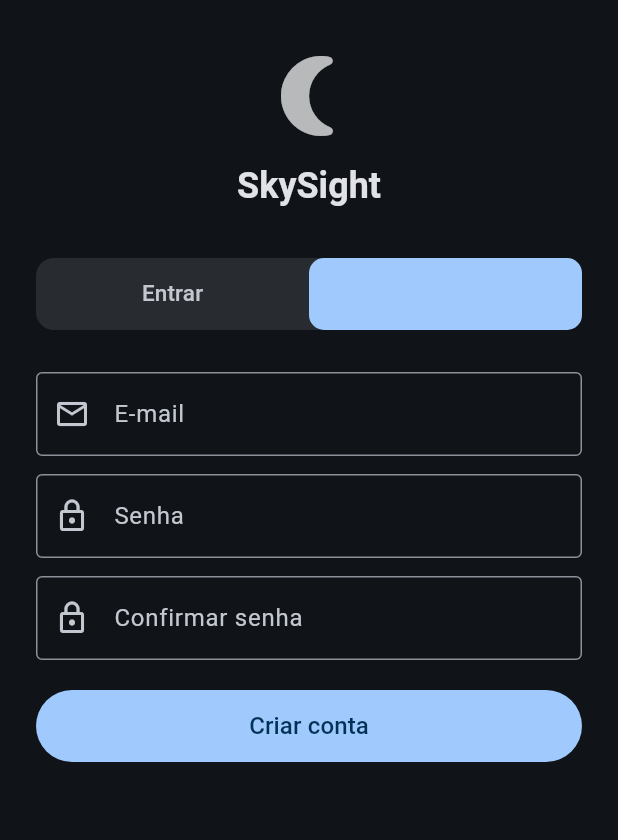
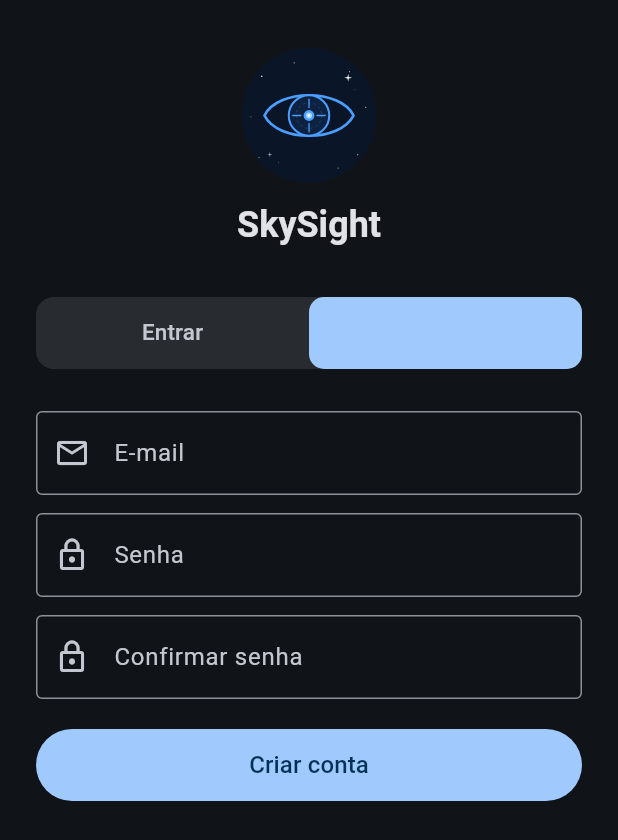
Before and after one commit to pietrabatista/ponderada-flutter-mobile, a Flutter app: the screen it shows after launch, on a phone screen of 412 x 824 dp. Shown: the top 840 px of the screen. Run offline on Flutter 3.47's test engine with Material 3 defaults, Android fonts, the phone set to English and light mode, and no system bars; our stand-ins replace flutter_local_notifications, flutter_svg, geolocator, image_picker, share_plus, shared_preferences and 2 more; accounts and stored records are empty.

Commit message:
feat: logo SVG do SkySight na tela de login

```diff
--- a/lib/screens/auth_screen.dart
+++ b/lib/screens/auth_screen.dart
@@ -1,4 +1,5 @@
 import 'package:flutter/material.dart';
+import 'package:flutter_svg/flutter_svg.dart';
 import 'package:supabase_flutter/supabase_flutter.dart';
 import 'main_screen.dart';
 
@@ -34,7 +35,7 @@ class _AuthScreenState extends State<AuthScreen>
           padding: const EdgeInsets.symmetric(horizontal: 24, vertical: 32),
           child: Column(
             children: [
-              const Icon(Icons.nightlight_round, size: 64, color: Colors.white70),
+              SvgPicture.asset('assets/logo.svg', width: 90, height: 90),
               const SizedBox(height: 12),
               Text(
                 'SkySight',
--- a/pubspec.yaml
+++ b/pubspec.yaml
@@ -42,6 +42,7 @@ dependencies:
   shared_preferences: ^2.3.3
   path_provider: ^2.1.0
   url_launcher: ^6.3.0
+  flutter_svg: ^2.0.10+1
 
 dev_dependencies:
   flutter_test:
@@ -65,6 +66,8 @@ flutter:
   # the material Icons class.
   uses-material-design: true
 
+  assets:
+    - assets/logo.svg
 
   # To add assets to your application, add an assets section, like this:
   # assets:
```
Also changed, not shown: assets/logo.svg (added), pubspec.lock.
